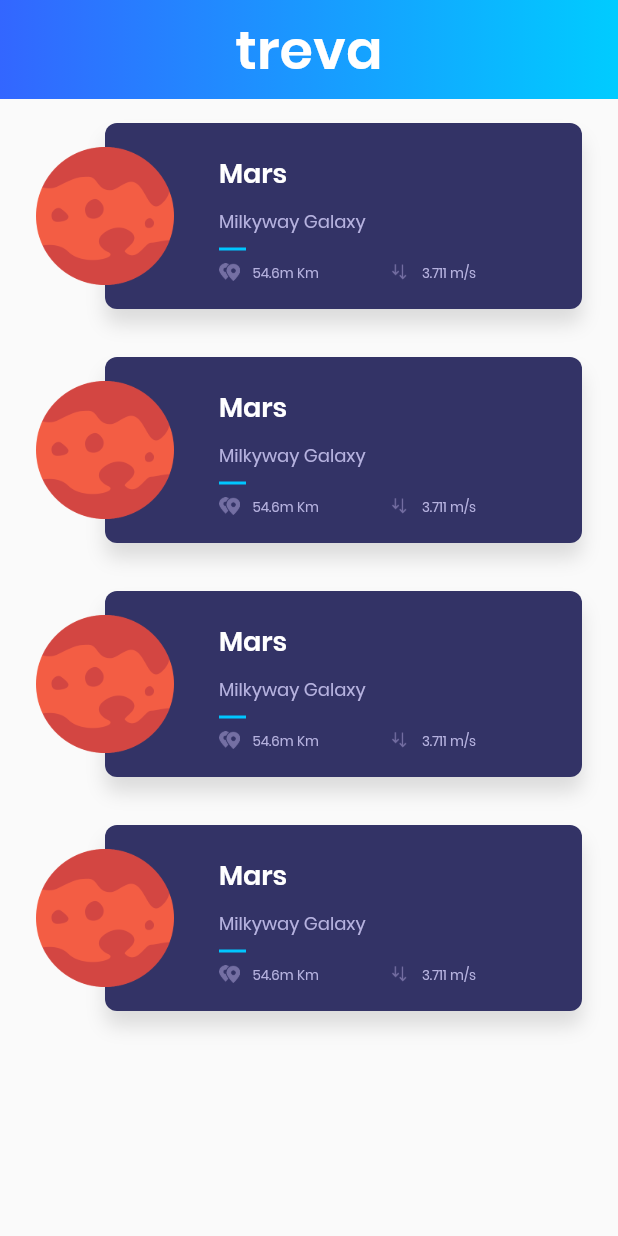
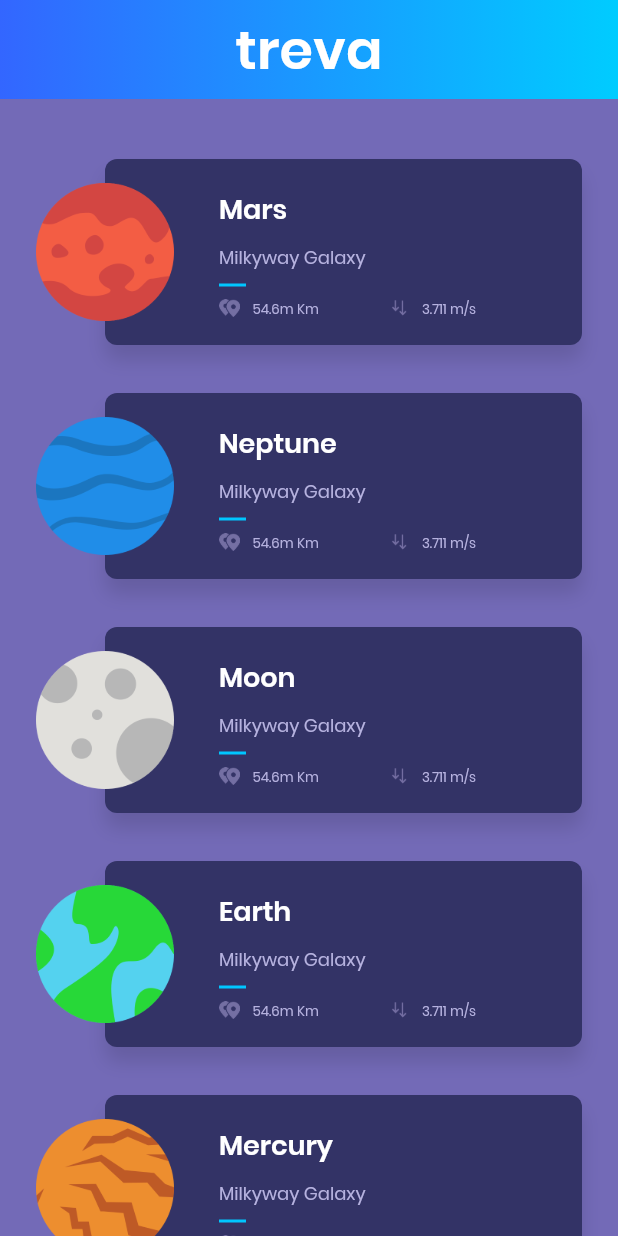
Before and after one commit to OmkarKirpan/Planets-Flutter, a Flutter app: the screen it shows after launch, on a phone screen of 412 x 824 dp. Run offline on Flutter 3.47's test engine with Material 2 defaults, Android fonts, the phone set to English and light mode, and no system bars.

```diff
--- a/lib/ui/home/HomePage.dart
+++ b/lib/ui/home/HomePage.dart
@@ -12,9 +12,6 @@ class HomePage extends StatelessWidget {
         children: <Widget>[
           new GradientAppBar(title: "treva"),
           new HomePageBody(),
-          new HomePageBody(),
-          new HomePageBody(),
-          new HomePageBody(),
         ],
       ),
     );
--- a/lib/ui/home/HomePageBody.dart
+++ b/lib/ui/home/HomePageBody.dart
@@ -7,10 +7,24 @@ class HomePageBody extends StatelessWidget {
 
   @override
   Widget build(BuildContext context) {
-    return Column(
-      children: <Widget>[
-        new PlanetRow(planets[0]),
-      ],
-    );
+    return new Expanded(
+        child: new Container(
+      color: new Color(0xFF736AB7),
+      child: new CustomScrollView(
+        scrollDirection: Axis.vertical,
+        shrinkWrap: false,
+        slivers: <Widget>[
+          new SliverPadding(
+            padding: const EdgeInsets.symmetric(vertical: 24.0),
+            sliver: new SliverList(
+              delegate: new SliverChildBuilderDelegate(
+                (context, index) => new PlanetRow(planets[index]),
+                childCount: planets.length,
+              ),
+            ),
+          )
+        ],
+      ),
+    ));
   }
 }
--- a/pubspec.yaml
+++ b/pubspec.yaml
@@ -77,5 +77,9 @@ flutter:
           weight: 400
   assets:
     - assets/img/mars.png
+    - assets/img/neptune.png
+    - assets/img/moon.png
+    - assets/img/earth.png
+    - assets/img/mercury.png
     - assets/img/ic_distance.png
     - assets/img/ic_gravity.png
```
Also changed, not shown: assets/img/earth.png (added), assets/img/mercury.png (added), assets/img/moon.png (added), assets/img/neptune.png (added).
